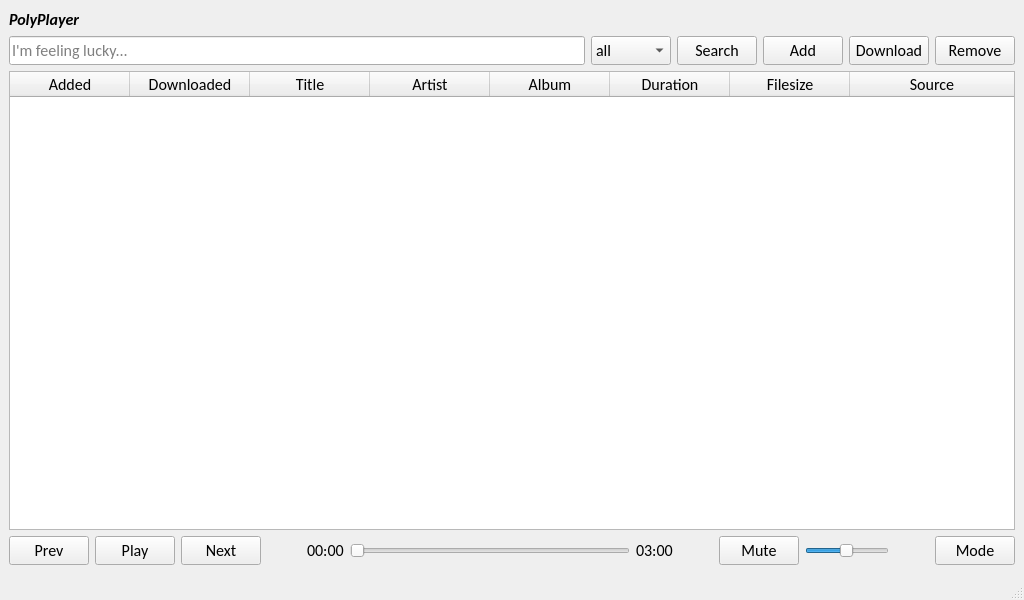
The window that gui/ctrl_panel.ui (asdlei99/polyplayer) describes before a commit, drawn with Qt 5.
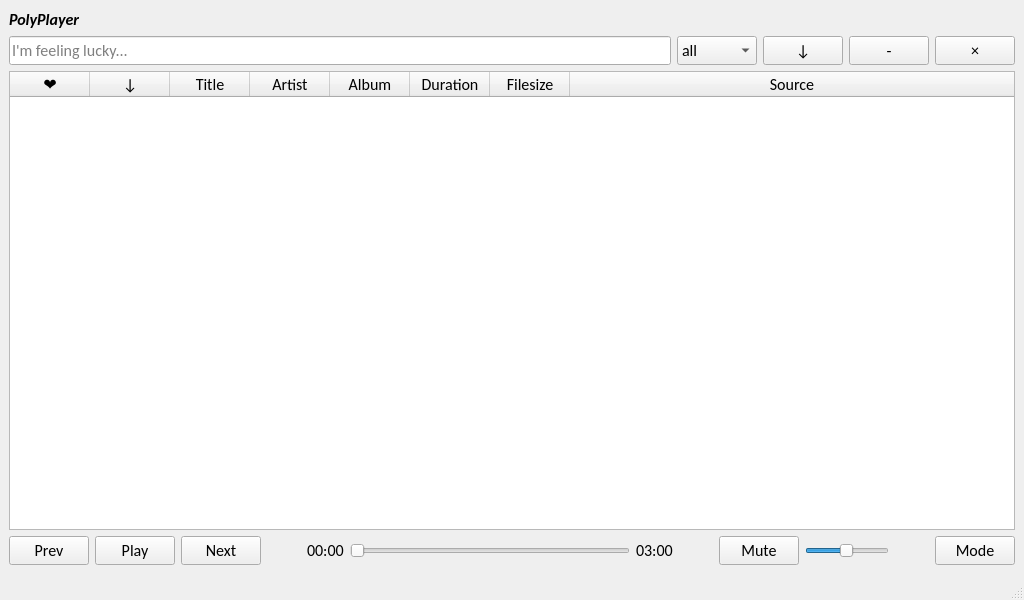
The same window after the commit.

Diff of the .ui file:
```diff
--- a/gui/ctrl_panel.ui
+++ b/gui/ctrl_panel.ui
@@ -32,7 +32,9 @@
    <bool>true</bool>
   </property>
   <widget class="QWidget" name="centralwidget">
-   <layout class="QVBoxLayout" name="verticalLayout_2">
+   <layout class="QVBoxLayout" name="verticalLayout_2" stretch="0,0">
+    <item>
+     <layout class="QHBoxLayout" name="horizontalLayout_3">
     <item>
      <widget class="QLabel" name="title">
       <property name="font">
@@ -49,6 +51,21 @@
      </widget>
     </item>
     <item>
+       <spacer name="horizontalSpacer_4">
+        <property name="orientation">
+         <enum>Qt::Horizontal</enum>
+        </property>
+        <property name="sizeHint" stdset="0">
+         <size>
+          <width>40</width>
+          <height>20</height>
+         </size>
+        </property>
+       </spacer>
+      </item>
+     </layout>
+    </item>
+    <item>
      <layout class="QVBoxLayout" name="verticalLayout">
       <item>
        <layout class="QHBoxLayout" name="horizontalLayout">
@@ -102,31 +119,24 @@
           </item>
          </widget>
         </item>
-        <item>
-         <widget class="QPushButton" name="pushButton_search">
-          <property name="text">
-           <string>Search</string>
-          </property>
-         </widget>
-        </item>
-        <item>
-         <widget class="QPushButton" name="pushButton_add">
-          <property name="text">
-           <string>Add</string>
-          </property>
-         </widget>
-        </item>
         <item>
          <widget class="QPushButton" name="pushButton_download">
           <property name="text">
-           <string>Download</string>
+           <string>↓</string>
           </property>
          </widget>
         </item>
         <item>
-         <widget class="QPushButton" name="pushButton_remove">
+         <widget class="QPushButton" name="pushButton_minimize">
           <property name="text">
-           <string>Remove</string>
+           <string>-</string>
+          </property>
+         </widget>
+        </item>
+        <item>
+         <widget class="QPushButton" name="pushButton_exit">
+          <property name="text">
+           <string>×</string>
           </property>
          </widget>
         </item>
@@ -148,6 +158,15 @@
         <property name="editTriggers">
          <set>QAbstractItemView::NoEditTriggers</set>
         </property>
+        <property name="selectionBehavior">
+         <enum>QAbstractItemView::SelectRows</enum>
+        </property>
+        <property name="showGrid">
+         <bool>true</bool>
+        </property>
+        <property name="sortingEnabled">
+         <bool>true</bool>
+        </property>
         <attribute name="horizontalHeaderVisible">
          <bool>true</bool>
         </attribute>
@@ -158,7 +177,7 @@
          <number>36</number>
         </attribute>
         <attribute name="horizontalHeaderDefaultSectionSize">
-         <number>120</number>
+         <number>80</number>
         </attribute>
         <attribute name="horizontalHeaderHighlightSections">
          <bool>true</bool>
@@ -186,12 +205,12 @@
         </attribute>
         <column>
          <property name="text">
-          <string>Added</string>
+          <string>❤</string>
          </property>
         </column>
         <column>
          <property name="text">
-          <string>Downloaded</string>
+          <string>↓</string>
          </property>
         </column>
         <column>
```
Lines whose indentation alone changed are shown as unchanged.
